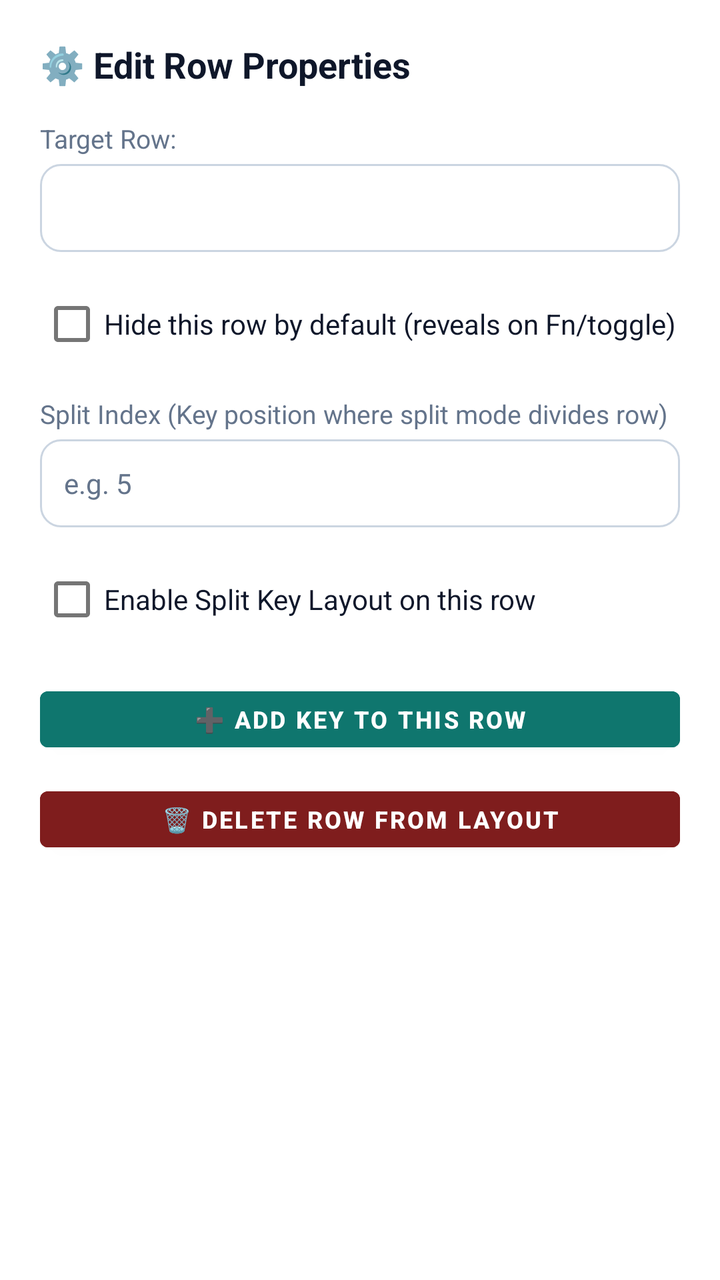
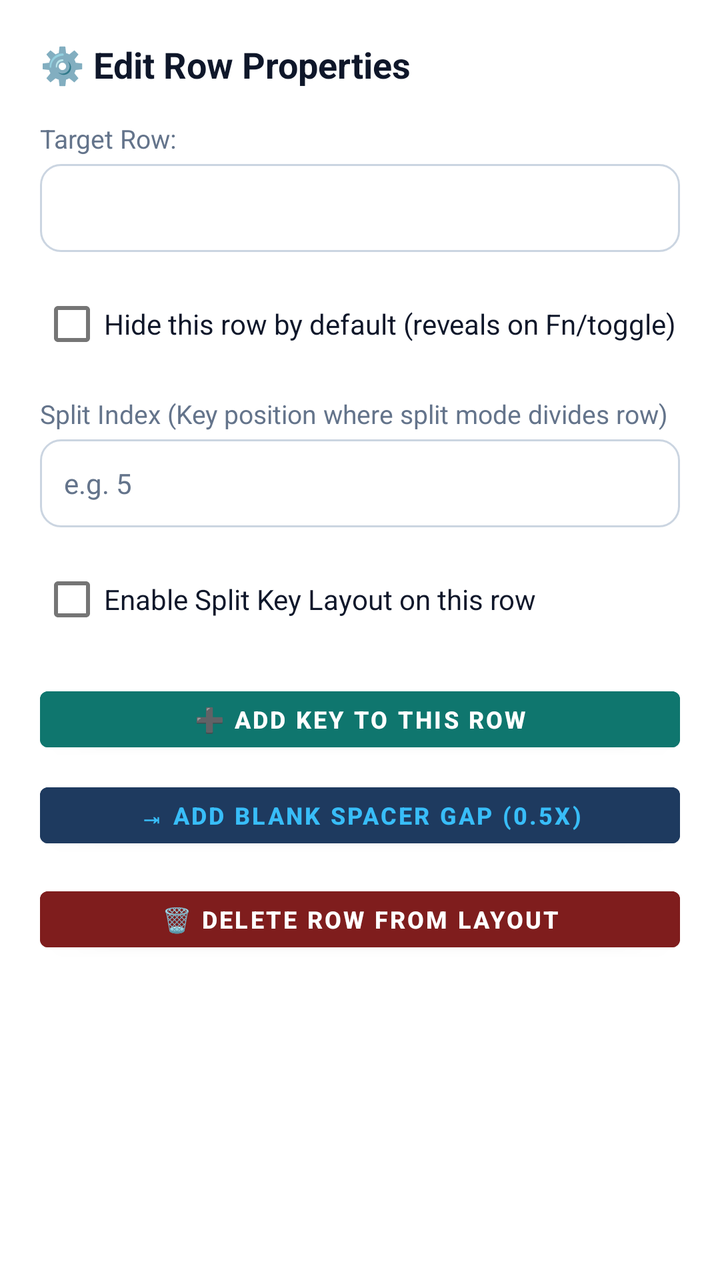

The first picture is an Android layout as it rendered before a commit; the second is the same layout after the commit. The layout source and the unified diff follow.
<!-- AndroidManifest.xml: application theme Theme.ProgrammerKeyboard -->
<!-- res/layout/dialog_edit_row.xml -->
<?xml version="1.0" encoding="utf-8"?>
<ScrollView xmlns:android="http://schemas.android.com/apk/res/android"
    android:layout_width="match_parent"
    android:layout_height="wrap_content"
    android:padding="20dp">

    <LinearLayout
        android:layout_width="match_parent"
        android:layout_height="wrap_content"
        android:orientation="vertical">

        <TextView
            android:layout_width="wrap_content"
            android:layout_height="wrap_content"
            android:text="⚙️ Edit Row Properties"
            android:textColor="@color/settings_text_header"
            android:textSize="18sp"
            android:textStyle="bold"
            android:layout_marginBottom="16dp" />

        
        <TextView
            android:layout_width="wrap_content"
            android:layout_height="wrap_content"
            android:text="Target Row:"
            android:textColor="@color/settings_text_sub"
            android:textSize="13sp"
            android:layout_marginBottom="4dp" />

        <Spinner
            android:id="@+id/spEditRowSelect"
            android:layout_width="match_parent"
            android:layout_height="44dp"
            android:background="@drawable/bg_spinner_card"
            android:paddingStart="12dp"
            android:paddingEnd="12dp"
            android:layout_marginBottom="12dp" />

        
        <CheckBox
            android:id="@+id/cbEditRowHidden"
            android:layout_width="match_parent"
            android:layout_height="wrap_content"
            android:text="Hide this row by default (reveals on Fn/toggle)"
            android:textColor="@color/settings_text_header"
            android:textSize="14sp"
            android:layout_marginBottom="12dp" />

        
        <TextView
            android:layout_width="wrap_content"
            android:layout_height="wrap_content"
            android:text="Split Index (Key position where split mode divides row)"
            android:textColor="@color/settings_text_sub"
            android:textSize="13sp"
            android:layout_marginBottom="4dp" />

        <EditText
            android:id="@+id/etEditRowSplitIndex"
            android:layout_width="match_parent"
            android:layout_height="44dp"
            android:background="@drawable/bg_spinner_card"
            android:hint="e.g. 5"
            android:textColorHint="#64748B"
            android:inputType="number"
            android:paddingStart="12dp"
            android:paddingEnd="12dp"
            android:textColor="@color/settings_text_header"
            android:textSize="14sp"
            android:layout_marginBottom="12dp" />

        
        <CheckBox
            android:id="@+id/cbEditRowSplitKey"
            android:layout_width="match_parent"
            android:layout_height="wrap_content"
            android:text="Enable Split Key Layout on this row"
            android:textColor="@color/settings_text_header"
            android:textSize="14sp"
            android:layout_marginBottom="16dp" />

        
        <Button
            android:id="@+id/btnAddKeyToRow"
            android:layout_width="match_parent"
            android:layout_height="40dp"
            android:backgroundTint="#0F766E"
            android:text="➕ Add Key to This Row"
            android:textColor="#FFFFFF"
            android:textSize="12sp"
            android:textStyle="bold"
            android:layout_marginBottom="10dp" />

        
        <Button
            android:id="@+id/btnDeleteRow"
            android:layout_width="match_parent"
            android:layout_height="40dp"
            android:backgroundTint="#7F1D1D"
            android:text="🗑️ Delete Row from Layout"
            android:textColor="#FFFFFF"
            android:textSize="12sp"
            android:textStyle="bold" />

    </LinearLayout>
</ScrollView>
<!-- resources referenced by this layout -->
<resources>
  <color name="settings_text_header">#0F172A</color>
  <color name="settings_text_sub">#64748B</color>
  <!-- drawable bg_spinner_card (drawable) -->
  <?xml version="1.0" encoding="utf-8"?>
  <shape xmlns:android="http://schemas.android.com/apk/res/android"
      android:shape="rectangle">
      <solid android:color="@color/settings_card_bg" />
      <corners android:radius="10dp" />
      <stroke
          android:width="1dp"
          android:color="@color/settings_card_border" />
  </shape>
  <style name="Theme.ProgrammerKeyboard" parent="Theme.MaterialComponents.DayNight.NoActionBar">
          <item name="colorPrimary">#38BDF8</item>
          <item name="colorPrimaryVariant">#0284C7</item>
          <item name="colorOnPrimary">#0F172A</item>
          <item name="android:statusBarColor">#12141C</item>
          <item name="android:navigationBarColor">#12141C</item>
      </style>
  <color name="settings_card_bg">#FFFFFF</color>
  <color name="settings_card_border">#CBD5E1</color>
</resources>

<!-- the commit's change to res/layout/dialog_edit_row.xml (unified diff, before → after) -->
@@ -89,7 +89,19 @@
             android:textColor="#FFFFFF"
             android:textSize="12sp"
             android:textStyle="bold"
-            android:layout_marginBottom="10dp" />
+            android:layout_marginBottom="8dp" />
+
+        
+        <Button
+            android:id="@+id/btnAddSpacerToRow"
+            android:layout_width="match_parent"
+            android:layout_height="40dp"
+            android:backgroundTint="#1E3A5F"
+            android:text="⇥ Add Blank Spacer Gap (0.5x)"
+            android:textColor="#38BDF8"
+            android:textSize="12sp"
+            android:textStyle="bold"
+            android:layout_marginBottom="12dp" />
 
         
         <Button
